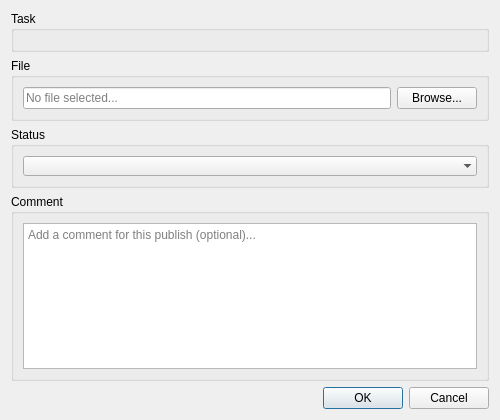
Above: main/publisher_dialog.ui from nagyg/GazuRemote before the change. Below: the same form after it.
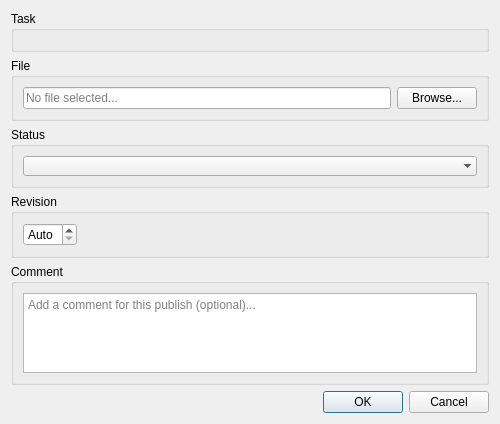
That is the form after the change.

Commit message: feat: add manual revision input in publisher

Diff of the .ui file:
```diff
--- a/main/publisher_dialog.ui
+++ b/main/publisher_dialog.ui
@@ -71,6 +71,28 @@
      </layout>
     </widget>
    </item>
+   <item>
+    <widget class="QGroupBox" name="revisionGroupBox">
+     <property name="title"><string>Revision</string></property>
+     <layout class="QHBoxLayout" name="revisionHBox">
+      <item>
+       <widget class="QSpinBox" name="revision_spin_box">
+        <property name="toolTip"><string>Set to Auto to let Kitsu assign the next revision number automatically.</string></property>
+        <property name="specialValueText"><string>Auto</string></property>
+        <property name="minimum"><number>-1</number></property>
+        <property name="maximum"><number>9999</number></property>
+        <property name="value"><number>-1</number></property>
+       </widget>
+      </item>
+      <item>
+       <spacer name="revisionSpacer">
+        <property name="orientation"><enum>Qt::Orientation::Horizontal</enum></property>
+        <property name="sizeHint" stdset="0"><size><width>40</width><height>20</height></size></property>
+       </spacer>
+      </item>
+     </layout>
+    </widget>
+   </item>
    <item>
     <widget class="QGroupBox" name="commentGroupBox">
      <property name="title">
```
The commit also changes 4 other files.
